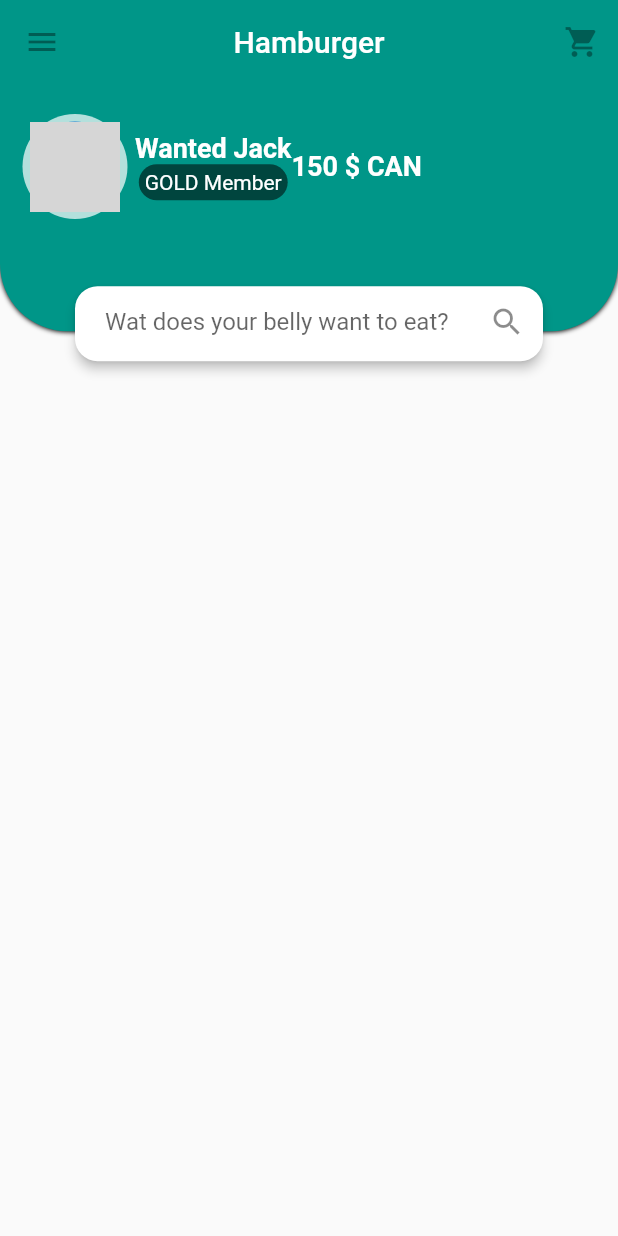
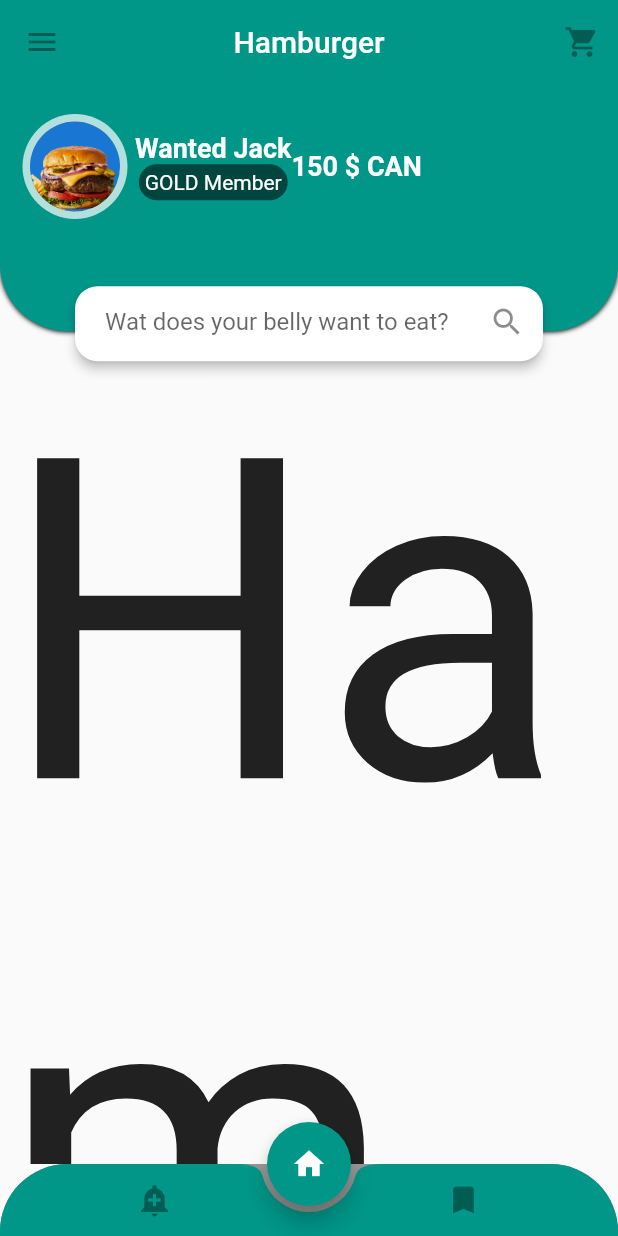
Before and after one commit to hadrianus-dev/burger-app, a Flutter app: the screen it shows after launch, on a phone screen of 412 x 824 dp. Run offline on Flutter 3.47's test engine with Material 2 defaults, Android fonts, the phone set to English and light mode, and no system bars; grey boxes are pictures that could not be loaded.

Commit message:
Header and Footer is implemented

```diff
--- a/lib/components/header.dart
+++ b/lib/components/header.dart
@@ -26,49 +26,65 @@ class _HeaderState extends State<Header> {
                         borderRadius: BorderRadius.vertical(
                           bottom: Radius.circular(45),
                         ),
-                      boxShadow: [BoxShadow(blurRadius: 2),]
-                    ),
+                        boxShadow: [
+                          BoxShadow(blurRadius: 2),
+                        ]),
                     child: Column(
                       children: [
-                        const SizedBox(height: 20,),
-                        Row(children: [
+                        const SizedBox(
+                          height: 20,
+                        ),
+                        Row(
+                          children: [
                             const CircleAvatar(
                               backgroundColor: Colors.white70,
                               radius: 35,
                               child: CircleAvatar(
-                              backgroundImage: AssetImage(''),
+                                backgroundImage:
+                                    AssetImage('assets/images/image1.png'),
                                 radius: 30,
                               ),
                             ),
-                          const SizedBox(width: 5,),
-                          Column(children: [
-                            const Text('Wanted Jack', style: TextStyle(
+                            const SizedBox(
+                              width: 5,
+                            ),
+                            Column(
+                              children: [
+                                const Text('Wanted Jack',
+                                    style: TextStyle(
                                         color: Colors.white,
                                         fontWeight: FontWeight.bold,
-                              fontSize: 18
-                            )),
+                                        fontSize: 18)),
                                 Container(
                                   padding: const EdgeInsets.all(4),
                                   decoration: BoxDecoration(
                                     borderRadius: BorderRadius.circular(20),
                                     color: Colors.black54,
                                   ),
-                              child: const Text('GOLD Member', style: TextStyle(
+                                  child: const Text(
+                                    'GOLD Member',
+                                    style: TextStyle(
                                       color: Colors.white,
-                              ),),
                                     ),
-                          ],),
-                          const Text('150 \$ CAN', style: TextStyle(
+                                  ),
+                                ),
+                              ],
+                            ),
+                            const Text(
+                              '150 \$ CAN',
+                              style: TextStyle(
                                   color: Colors.white,
                                   fontWeight: FontWeight.bold,
-                            fontSize: 18
+                                  fontSize: 18),
                             ),
-                          ),
-                        ],)
+                          ],
+                        )
                       ],
                     ),
                   ),
-                  const SizedBox(height: 20,),
+                  const SizedBox(
+                    height: 20,
+                  ),
                 ],
               ),
               Positioned(
@@ -79,18 +95,17 @@ class _HeaderState extends State<Header> {
                     child: Card(
                       elevation: 3,
                       margin: const EdgeInsets.symmetric(horizontal: 50),
-                    shape: RoundedRectangleBorder(borderRadius: BorderRadius.circular(15)),
+                      shape: RoundedRectangleBorder(
+                          borderRadius: BorderRadius.circular(15)),
                       child: TextFormField(
                         decoration: const InputDecoration(
                             border: InputBorder.none,
                             labelText: 'Wat does your belly want to eat?',
                             suffixIcon: Icon(Icons.search),
-                        contentPadding: EdgeInsets.only(left: 20)
+                            contentPadding: EdgeInsets.only(left: 20)),
                       ),
                     ),
-                  ),
-                )
-              ),
+                  )),
             ],
           ),
         ],
--- a/lib/main.dart
+++ b/lib/main.dart
@@ -11,13 +11,14 @@ class MyApp extends StatelessWidget {
     return MaterialApp(
       title: 'Humburger App',
       theme: ThemeData(
-        appBarTheme: const AppBarTheme(
-          color: Colors.teal,
-          centerTitle: true,
-          iconTheme: IconThemeData(color: Colors.white),
-          actionsIconTheme: IconThemeData(color: Colors.white)
-        ),
-      ),
+          appBarTheme: const AppBarTheme(
+              color: Colors.teal,
+              centerTitle: true,
+              iconTheme: IconThemeData(color: Colors.white),
+              actionsIconTheme: IconThemeData(color: Colors.white)),
+          bottomAppBarTheme: const BottomAppBarTheme(color: Colors.teal),
+          floatingActionButtonTheme: const FloatingActionButtonThemeData(
+              backgroundColor: Colors.teal)),
       home: const Hamburger(),
       debugShowCheckedModeBanner: false,
     );
@@ -34,19 +35,69 @@ class Hamburger extends StatefulWidget {
 class _HamburgerState extends State<Hamburger> {
   @override
   Widget build(BuildContext context) {
-    return const Scaffold(
+    return Scaffold(
       body: CustomScrollView(
         slivers: [
-          SliverAppBar(
+          const SliverAppBar(
             pinned: true,
             title: Text('Hamburger'),
-            leading: IconButton(onPressed: null, icon: Icon(Icons.menu),),
+            leading: IconButton(
+              onPressed: null,
+              icon: Icon(Icons.menu),
+              color: Colors.white,
+            ),
             actions: <Widget>[
-              IconButton(onPressed: null, icon: Icon(Icons.shopping_cart),)
+              IconButton(
+                onPressed: null,
+                icon: Icon(Icons.shopping_cart),
+                color: Colors.white,
+              )
             ],
           ),
-          Header(),
+          const Header(),
+          SliverList(
+            delegate: SliverChildListDelegate([
+              const Text(
+                'Hamburger',
+                style: TextStyle(
+                  fontSize: 300,
+                ),
+              )
+            ]),
+          ),
         ],
+      ),
+      floatingActionButtonLocation: FloatingActionButtonLocation.centerDocked,
+      floatingActionButton: const FloatingActionButton(
+        onPressed: null,
+        child: Icon(Icons.home),
+      ),
+      bottomNavigationBar: ClipRRect(
+        borderRadius: const BorderRadius.vertical(top: Radius.circular(45)),
+        child: Container(
+          color: Colors.black38,
+          child: const BottomAppBar(
+            shape: CircularNotchedRectangle(),
+            child: Row(
+              children: [
+                Spacer(),
+                IconButton(
+                  onPressed: null,
+                  icon: Icon(Icons.add_alert),
+                  color: Colors.white,
+                ),
+                Spacer(),
+                Spacer(),
+                IconButton(
+                  onPressed: null,
+                  icon: Icon(Icons.turned_in),
+                  color: Colors.white,
+                ),
+                Spacer(),
+              ],
+            ),
+          ),
+        ),
       ),
     );
   }
```
Also changed, not shown: pubspec.yaml (+6 -3 lines), assets/images/image1.png (added), assets/images/image2.png (added), assets/images/image3.jpg (added), assets/images/image4.png (added), assets/images/image5.jpg (added). Lines whose indentation alone changed are shown as unchanged.
